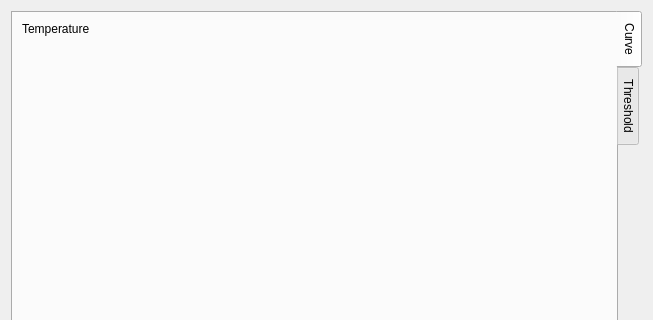
First picture: the form in src/form/FormPlotCorrection/ShowCorrectionCurve/showcorrectioncurve.ui, repository MRsoymilk/MySerial, before the edit; both pictures show x 0 to 653 and y 0 to 320 of the 653 by 480 pixel window.
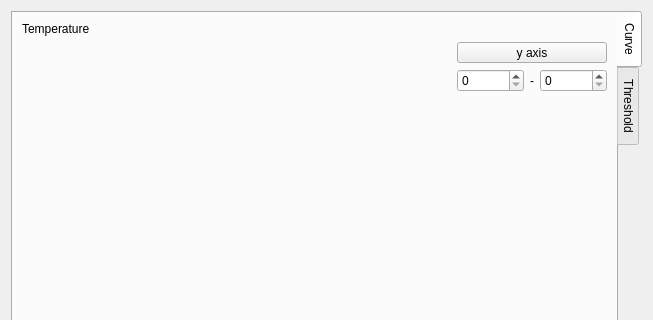
Second picture: the form after the edit. The open tabs and pages were chosen to show the change.

Commit message: CorrectionCurve: set range

```diff
--- a/src/form/FormPlotCorrection/ShowCorrectionCurve/showcorrectioncurve.ui
+++ b/src/form/FormPlotCorrection/ShowCorrectionCurve/showcorrectioncurve.ui
@@ -36,17 +36,10 @@
        <string>Curve</string>
       </attribute>
       <layout class="QGridLayout" name="gridLayout_2">
-       <item row="0" column="0">
-        <widget class="QLabel" name="labelTemperature">
-         <property name="text">
-          <string>Temperature</string>
-         </property>
-        </widget>
-       </item>
-       <item row="1" column="0">
-        <widget class="QStackedWidget" name="stackedWidget"/>
-       </item>
        <item row="2" column="0">
+        <widget class="QStackedWidget" name="stackedWidget"/>
+       </item>
+       <item row="3" column="0">
         <layout class="QHBoxLayout" name="horizontalLayout">
          <item>
           <widget class="QToolButton" name="tBtnPrev">
@@ -80,6 +73,75 @@
          </item>
         </layout>
        </item>
+       <item row="0" column="0">
+        <widget class="QLabel" name="labelTemperature">
+         <property name="text">
+          <string>Temperature</string>
+         </property>
+        </widget>
+       </item>
+       <item row="1" column="0">
+        <layout class="QHBoxLayout" name="hLayCurveOptions">
+         <item>
+          <spacer name="horizontalSpacer">
+           <property name="orientation">
+            <enum>Qt::Orientation::Horizontal</enum>
+           </property>
+           <property name="sizeHint" stdset="0">
+            <size>
+             <width>40</width>
+             <height>20</height>
+            </size>
+           </property>
+          </spacer>
+         </item>
+         <item>
+          <layout class="QVBoxLayout" name="verticalLayout_2">
+           <item>
+            <widget class="QToolButton" name="tBtnRangeY">
+             <property name="sizePolicy">
+              <sizepolicy hsizetype="Preferred" vsizetype="Fixed">
+               <horstretch>0</horstretch>
+               <verstretch>0</verstretch>
+              </sizepolicy>
+             </property>
+             <property name="text">
+              <string>y axis</string>
+             </property>
+            </widget>
+           </item>
+           <item>
+            <layout class="QHBoxLayout" name="horizontalLayout_2">
+             <item>
+              <widget class="QSpinBox" name="spinBoxStartY">
+               <property name="maximum">
+                <number>999999</number>
+               </property>
+              </widget>
+             </item>
+             <item>
+              <widget class="QLabel" name="label">
+               <property name="text">
+                <string>-</string>
+               </property>
+               <property name="alignment">
+                <set>Qt::AlignmentFlag::AlignCenter</set>
+               </property>
+              </widget>
+             </item>
+             <item>
+              <widget class="QSpinBox" name="spinBoxEndY">
+               <property name="maximum">
+                <number>999999</number>
+               </property>
+              </widget>
+             </item>
+            </layout>
+           </item>
+          </layout>
+         </item>
+        </layout>
+       </item>
       </layout>
      </widget>
      <widget class="QWidget" name="tabThreshold">
```
Left out of the diff: 2 changed lines with no effect on the pictures. The commit also changes 4 other files.
